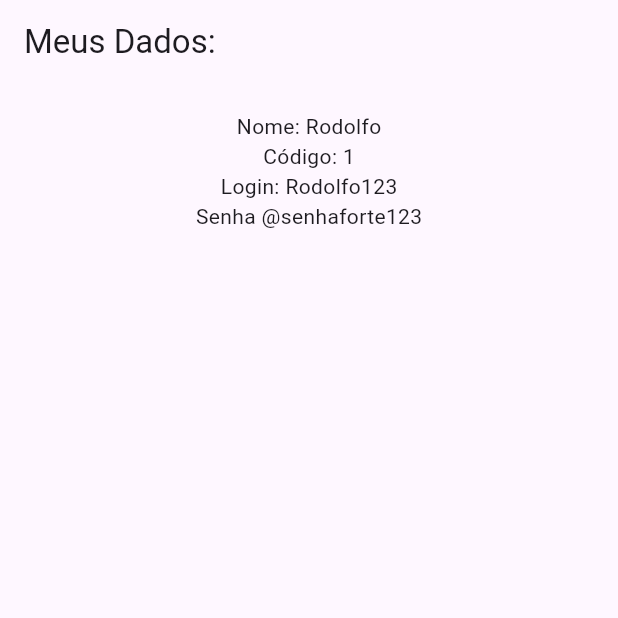
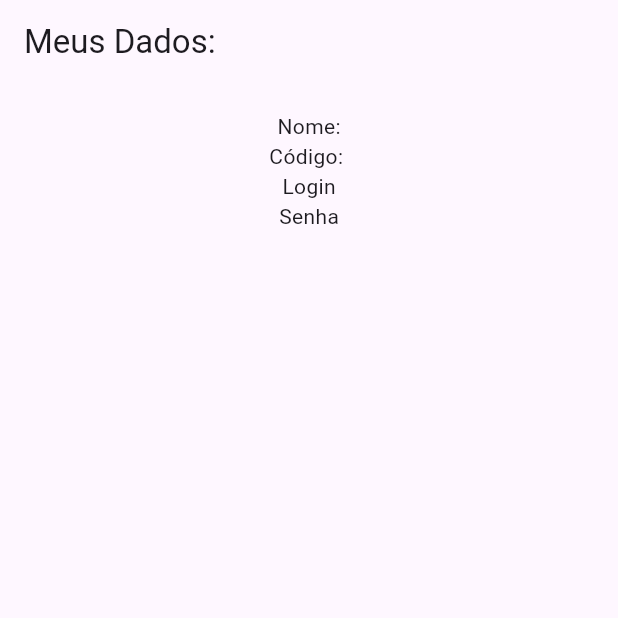
Before and after one commit to hudsonrenandasilva-spec/Hudson, a Flutter app: the screen it shows after launch, on a phone screen of 412 x 824 dp, the top half of it. Run offline on Flutter 3.47's test engine with Material 3 defaults, Android fonts, the phone set to English and light mode, and no system bars.

```diff
--- a/lib/main.dart
+++ b/lib/main.dart
@@ -16,8 +16,9 @@ class MyApp extends StatelessWidget {
     codigo: 1,
     login: "Rodolfo123",
     nome: "Rodolfo",
-    senha: "@senhaforte123"
+    senha: "@senhaforte123",
     );
+
     return MaterialApp(
       home: Scaffold(
         appBar: AppBar(
@@ -27,11 +28,11 @@ class MyApp extends StatelessWidget {
           child: Padding(padding: const EdgeInsets.all(18.0),
             child: Column(
                 children: [
-                  Text("Nome: ${u.nome}"),
-                  Text("Código: ${u.codigo}"),
-                  Text("Login: ${u.login}"),
-                  Text("Senha ${u.senha}")
-                ],
+                  Text("Nome:"),
+                  Text("Código: "),
+                  Text("Login"),
+                  Text("Senha"),
+                ]
             ),
           ),
         ),
```
